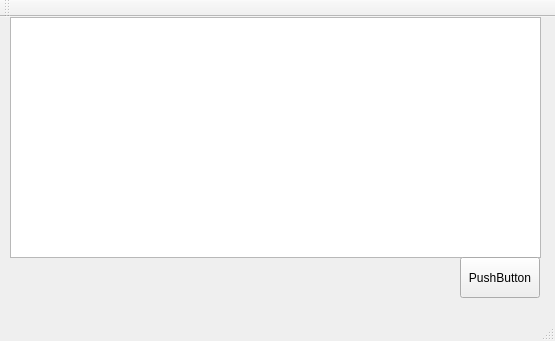
First picture: the form in practiceLPNU/mainwindow.ui, repository PeterLysyk/PracticeWorkLPNU, before the edit.
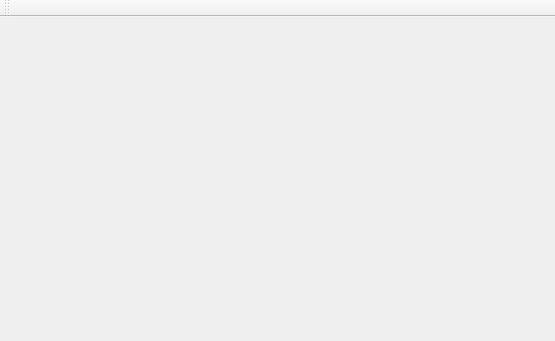
Second picture: the form after the edit.

```diff
--- a/practiceLPNU/mainwindow.ui
+++ b/practiceLPNU/mainwindow.ui
@@ -13,31 +13,7 @@
   <property name="windowTitle">
    <string>MainWindow</string>
   </property>
-  <widget class="QWidget" name="centralWidget">
-   <widget class="QTableView" name="tableView">
-    <property name="geometry">
-     <rect>
-      <x>10</x>
-      <y>0</y>
-      <width>531</width>
-      <height>241</height>
-     </rect>
-    </property>
-   </widget>
-   <widget class="QPushButton" name="pushButton">
-    <property name="geometry">
-     <rect>
-      <x>460</x>
-      <y>240</y>
-      <width>80</width>
-      <height>41</height>
-     </rect>
-    </property>
-    <property name="text">
-     <string>PushButton</string>
-    </property>
-   </widget>
-  </widget>
+  <widget class="QWidget" name="centralWidget"/>
   <widget class="QMenuBar" name="menuBar">
    <property name="geometry">
     <rect>
@@ -56,7 +32,6 @@
     <bool>false</bool>
    </attribute>
   </widget>
-  <widget class="QStatusBar" name="statusBar"/>
  </widget>
  <layoutdefault spacing="6" margin="11"/>
  <resources/>
```
